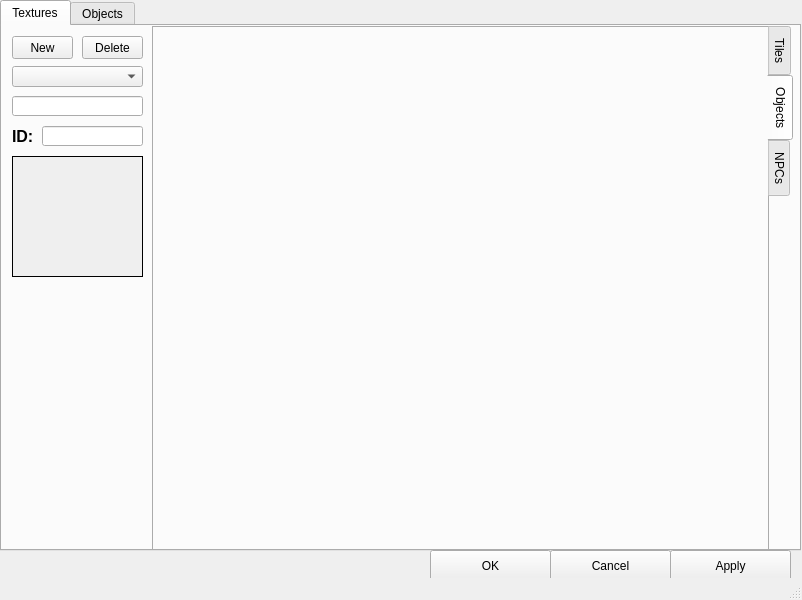
seem-sky/Simple2D-Engine, file MapEditor/UI/Database.ui: the form before one commit.
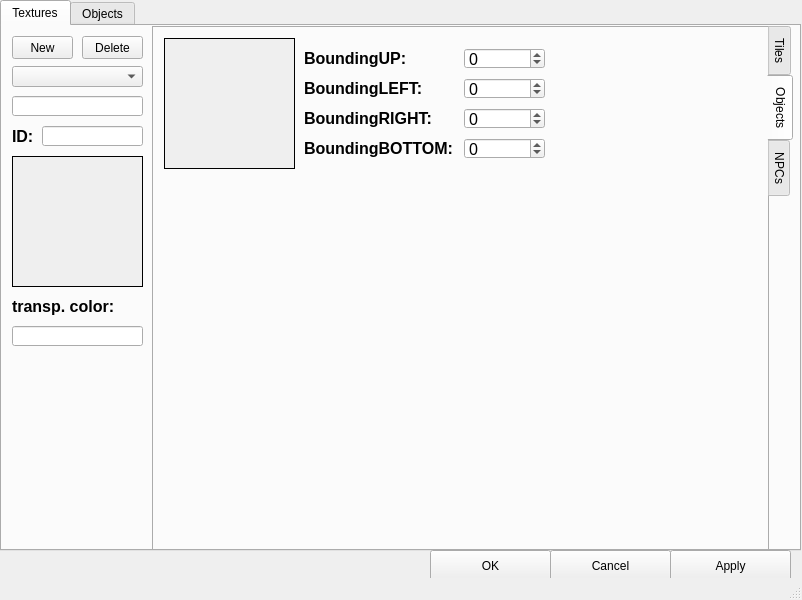
The form after the commit. The open tabs and pages were chosen to show the change.

Diff of the .ui file:
```diff
--- a/MapEditor/UI/Database.ui
+++ b/MapEditor/UI/Database.ui
@@ -60,6 +60,210 @@
        <attribute name="title">
         <string>Objects</string>
        </attribute>
+       <widget class="QLabel" name="label_3">
+        <property name="geometry">
+         <rect>
+          <x>150</x>
+          <y>20</y>
+          <width>111</width>
+          <height>21</height>
+         </rect>
+        </property>
+        <property name="font">
+         <font>
+          <pointsize>12</pointsize>
+          <weight>75</weight>
+          <bold>true</bold>
+         </font>
+        </property>
+        <property name="text">
+         <string>BoundingUP:</string>
+        </property>
+       </widget>
+       <widget class="QLabel" name="TextureView_2">
+        <property name="geometry">
+         <rect>
+          <x>10</x>
+          <y>10</y>
+          <width>131</width>
+          <height>131</height>
+         </rect>
+        </property>
+        <property name="autoFillBackground">
+         <bool>true</bool>
+        </property>
+        <property name="frameShape">
+         <enum>QFrame::Box</enum>
+        </property>
+        <property name="frameShadow">
+         <enum>QFrame::Plain</enum>
+        </property>
+        <property name="text">
+         <string/>
+        </property>
+        <property name="alignment">
+         <set>Qt::AlignCenter</set>
+        </property>
+       </widget>
+       <widget class="QLabel" name="label_4">
+        <property name="geometry">
+         <rect>
+          <x>150</x>
+          <y>50</y>
+          <width>121</width>
+          <height>21</height>
+         </rect>
+        </property>
+        <property name="font">
+         <font>
+          <pointsize>12</pointsize>
+          <weight>75</weight>
+          <bold>true</bold>
+         </font>
+        </property>
+        <property name="text">
+         <string>BoundingLEFT:</string>
+        </property>
+       </widget>
+       <widget class="QLabel" name="label_5">
+        <property name="geometry">
+         <rect>
+          <x>150</x>
+          <y>80</y>
+          <width>141</width>
+          <height>21</height>
+         </rect>
+        </property>
+        <property name="font">
+         <font>
+          <pointsize>12</pointsize>
+          <weight>75</weight>
+          <bold>true</bold>
+         </font>
+        </property>
+        <property name="text">
+         <string>BoundingRIGHT:</string>
+        </property>
+       </widget>
+       <widget class="QLabel" name="label_6">
+        <property name="geometry">
+         <rect>
+          <x>150</x>
+          <y>110</y>
+          <width>161</width>
+          <height>21</height>
+         </rect>
+        </property>
+        <property name="font">
+         <font>
+          <pointsize>12</pointsize>
+          <weight>75</weight>
+          <bold>true</bold>
+         </font>
+        </property>
+        <property name="text">
+         <string>BoundingBOTTOM:</string>
+        </property>
+       </widget>
+       <widget class="QSpinBox" name="TextureObjectsBoundingLEFT">
+        <property name="geometry">
+         <rect>
+          <x>310</x>
+          <y>50</y>
+          <width>81</width>
+          <height>21</height>
+         </rect>
+        </property>
+        <property name="font">
+         <font>
+          <pointsize>12</pointsize>
+         </font>
+        </property>
+        <property name="minimum">
+         <number>-100000</number>
+        </property>
+        <property name="maximum">
+         <number>100000</number>
+        </property>
+        <property name="value">
+         <number>0</number>
+        </property>
+       </widget>
+       <widget class="QSpinBox" name="TextureObjectsBoundingRIGHT">
+        <property name="geometry">
+         <rect>
+          <x>310</x>
+          <y>80</y>
+          <width>81</width>
+          <height>21</height>
+         </rect>
+        </property>
+        <property name="font">
+         <font>
+          <pointsize>12</pointsize>
+         </font>
+        </property>
+        <property name="minimum">
+         <number>-100000</number>
+        </property>
+        <property name="maximum">
+         <number>100000</number>
+        </property>
+        <property name="value">
+         <number>0</number>
+        </property>
+       </widget>
+       <widget class="QSpinBox" name="TextureObjectsBoundingBOTTOM">
+        <property name="geometry">
+         <rect>
+          <x>310</x>
+          <y>110</y>
+          <width>81</width>
+          <height>21</height>
+         </rect>
+        </property>
+        <property name="font">
+         <font>
+          <pointsize>12</pointsize>
+         </font>
+        </property>
+        <property name="minimum">
+         <number>-100000</number>
+        </property>
+        <property name="maximum">
+         <number>100000</number>
+        </property>
+        <property name="value">
+         <number>0</number>
+        </property>
+       </widget>
+       <widget class="QSpinBox" name="TextureObjectsBoundingUP">
+        <property name="geometry">
+         <rect>
+          <x>310</x>
+          <y>20</y>
+          <width>81</width>
+          <height>21</height>
+         </rect>
+        </property>
+        <property name="font">
+         <font>
+          <pointsize>12</pointsize>
+         </font>
+        </property>
+        <property name="buttonSymbols">
+         <enum>QAbstractSpinBox::UpDownArrows</enum>
+        </property>
+        <property name="minimum">
+         <number>-100000</number>
+        </property>
+        <property name="maximum">
+         <number>100000</number>
+        </property>
+        <property name="value">
+         <number>0</number>
+        </property>
+       </widget>
       </widget>
       <widget class="QWidget" name="TabTextureUnit">
        <attribute name="title">
@@ -73,7 +277,7 @@
         <x>10</x>
         <y>130</y>
         <width>131</width>
-        <height>121</height>
+        <height>131</height>
        </rect>
       </property>
       <property name="autoFillBackground">
@@ -174,6 +378,36 @@
        <string>Delete</string>
       </property>
      </widget>
+     <widget class="QLineEdit" name="TextureTransparentColor">
+      <property name="geometry">
+       <rect>
+        <x>10</x>
+        <y>300</y>
+        <width>131</width>
+        <height>20</height>
+       </rect>
+      </property>
+     </widget>
+     <widget class="QLabel" name="label_2">
+      <property name="geometry">
+       <rect>
+        <x>10</x>
+        <y>270</y>
+        <width>131</width>
+        <height>21</height>
+       </rect>
+      </property>
+      <property name="font">
+       <font>
+        <pointsize>12</pointsize>
+        <weight>75</weight>
+        <bold>true</bold>
+       </font>
+      </property>
+      <property name="text">
+       <string>transp. color:</string>
+      </property>
+     </widget>
     </widget>
     <widget class="QWidget" name="TabMapObjects">
      <attribute name="title">
```
Left out of the diff: 181 changed lines with no effect on the pictures.
